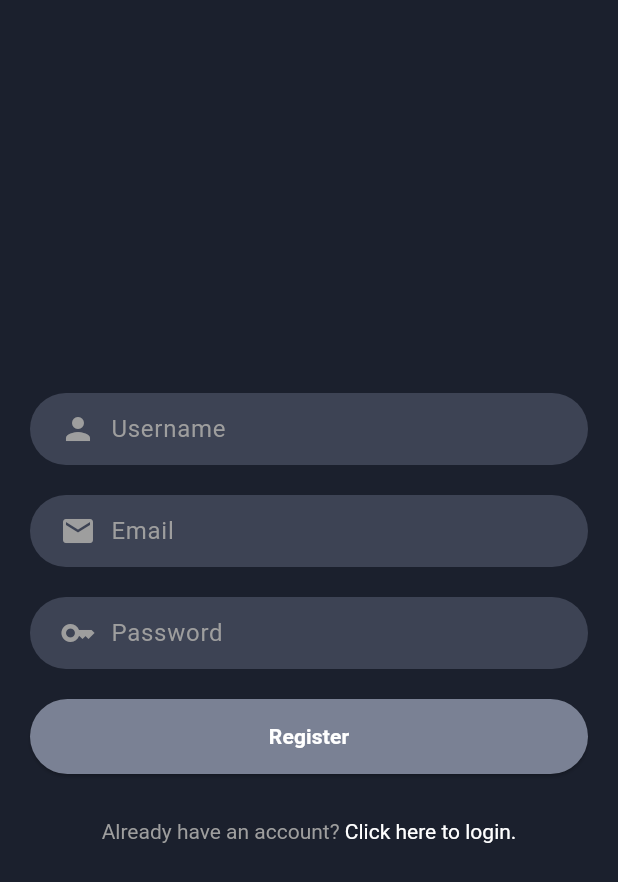
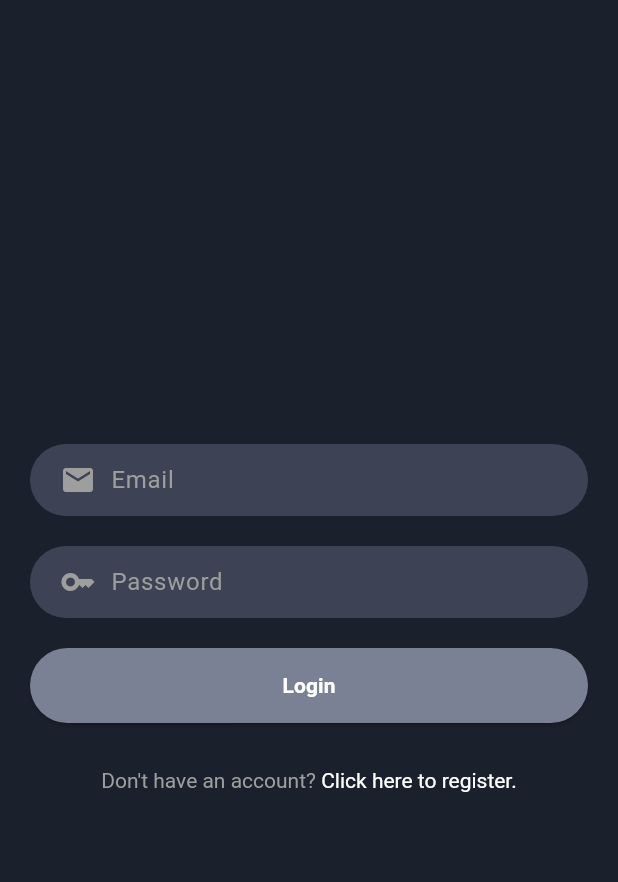
Before and after one commit to massimilianoporzio/wori_app, a Flutter app: the screen it shows after launch, on a phone screen of 412 x 824 dp. Shown: the top 882 px of the screen. Run offline on Flutter 3.47's test engine with Material 3 defaults, Android fonts, the phone set to English and light mode, and no system bars; our stand-ins replace google_fonts, loggy.

Commit message:
login page

```diff
--- /dev/null
+++ b/lib/login_page.dart
@@ -0,0 +1,160 @@
+import 'package:flutter/material.dart';
+import 'package:loggy/loggy.dart';
+import 'package:wori_app/core/theme.dart';
+
+class LoginPage extends StatefulWidget {
+  const LoginPage({super.key});
+
+  @override
+  State<LoginPage> createState() => _LoginPageState();
+}
+
+class _LoginPageState extends State<LoginPage> with UiLoggy {
+  final _showClearEmail = false;
+  final _showClearPassword = false;
+
+  void _showInputValues() {
+    String email = _emailController.text;
+    String password = _passwordController.text;
+    loggy.debug("Email: $email - Password: $password");
+  }
+
+  @override
+  void initState() {
+    _emailController.addListener(
+      () => textFiledListener(_emailController, _showClearEmail),
+    );
+    _passwordController.addListener(
+      () => textFiledListener(_passwordController, _showClearPassword),
+    );
+    super.initState();
+  }
+
+  void textFiledListener(TextEditingController controller, bool showProperty) {
+    setState(() {
+      showProperty = controller.text.isNotEmpty;
+    });
+  }
+
+  @override
+  void dispose() {
+    _emailController.dispose();
+    _passwordController.dispose();
+    super.dispose();
+  }
+
+  final TextEditingController _emailController = TextEditingController();
+  final TextEditingController _passwordController = TextEditingController();
+  @override
+  Widget build(BuildContext context) {
+    return Scaffold(
+      body: Center(
+        child: Padding(
+          padding: EdgeInsets.all(20.0),
+          child: Column(
+            mainAxisAlignment: MainAxisAlignment.center,
+            crossAxisAlignment: CrossAxisAlignment.stretch,
+            children: [
+              _buildTextInput(
+                  'Email', Icons.email, _emailController, _showClearEmail),
+              SizedBox(
+                height: 20,
+              ),
+              _buildTextInput('Password', Icons.key, _passwordController,
+                  _showClearPassword,
+                  isPassword: true),
+              SizedBox(
+                height: 20,
+              ),
+              _buildLoginButton(),
+              SizedBox(
+                height: 30,
+              ),
+              _buildRegisterPrompt(),
+            ],
+          ),
+        ),
+      ),
+    );
+  }
+
+  Widget _buildTextInput(String hint, IconData icon,
+      TextEditingController controller, bool showClear,
+      {bool isPassword = false}) {
+    return Container(
+      decoration: BoxDecoration(
+        color: DefaultColors.sentMessageInput,
+        borderRadius: BorderRadius.circular(25),
+      ),
+      padding: EdgeInsets.symmetric(horizontal: 20),
+      child: Row(
+        children: [
+          Icon(
+            icon,
+            color: Colors.grey,
+          ),
+          SizedBox(
+            width: 10,
+          ),
+          Expanded(
+            child: TextField(
+              controller: controller,
+              obscureText: isPassword,
+              decoration: InputDecoration(
+                hintText: hint,
+                hintStyle: TextStyle(color: Colors.grey),
+                suffixIcon: controller.text.isEmpty
+                    ? null
+                    : IconButton(
+                        onPressed: controller.clear,
+                        icon: Icon(
+                          Icons.clear,
+                          color: Colors.grey,
+                        ),
+                      ),
+                border: InputBorder.none,
+              ),
+              style: TextStyle(color: Colors.white),
+            ),
+          ),
+        ],
+      ),
+    );
+  }
+
+  Widget _buildRegisterPrompt() {
+    return Center(
+      child: GestureDetector(
+        onTap: () {},
+        child: RichText(
+            text: TextSpan(
+                text: "Don't have an account? ",
+                style: TextStyle(color: Colors.grey),
+                children: [
+              TextSpan(
+                  text: "Click here to register.",
+                  style: TextStyle(color: Colors.white))
+            ])),
+      ),
+    );
+  }
+
+  Widget _buildLoginButton() {
+    return ElevatedButton(
+      onPressed: () {
+        _showInputValues();
+      },
+      style: ElevatedButton.styleFrom(
+        backgroundColor: DefaultColors.buttonColor,
+        shape: RoundedRectangleBorder(
+          borderRadius: BorderRadius.circular(25),
+        ),
+        padding: EdgeInsets.symmetric(vertical: 15),
+      ),
+      child: Text(
+        "Login",
+        style: TextStyle(color: Colors.white, fontWeight: FontWeight.bold),
+      ),
+    );
+  }
+}
--- a/lib/main.dart
+++ b/lib/main.dart
@@ -1,6 +1,7 @@
 import 'package:flutter/material.dart';
 import 'package:loggy/loggy.dart';
 import 'package:wori_app/core/theme.dart';
+import 'package:wori_app/login_page.dart';
 import 'package:wori_app/register_page.dart';
 
 void main() {
@@ -20,7 +21,7 @@ class MyApp extends StatelessWidget {
       title: 'Flutter Demo',
       theme: AppTheme.darkTheme,
       debugShowCheckedModeBanner: false,
-      home: RegisterPage(),
+      home: LoginPage(),
     );
   }
 }
```
